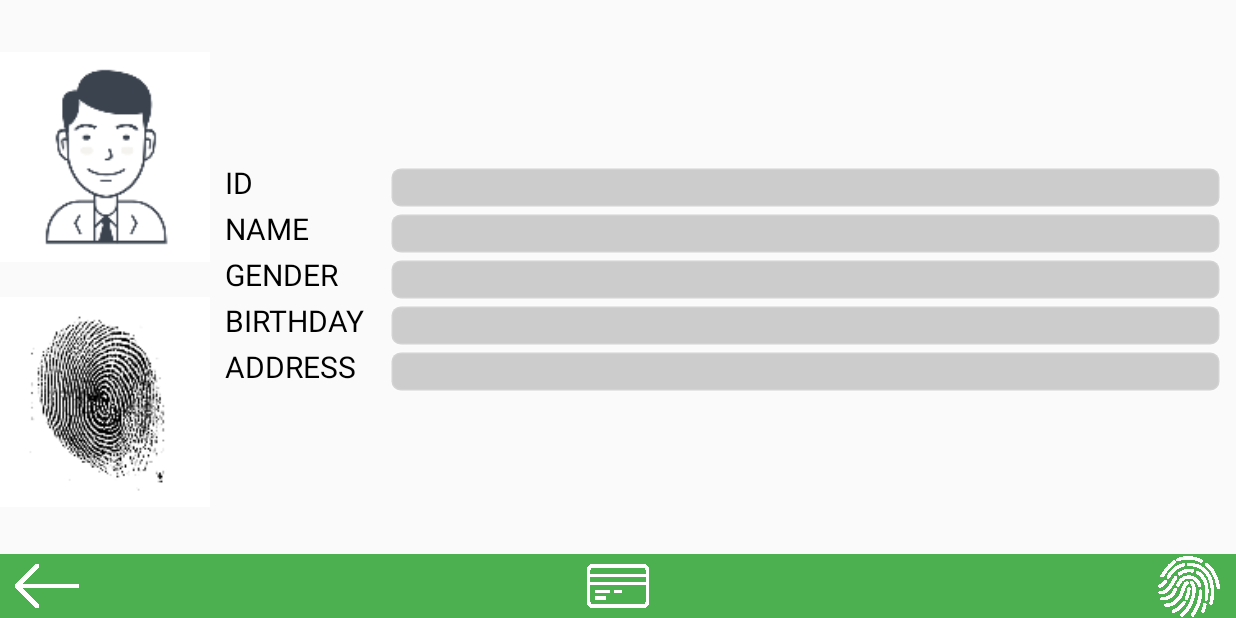
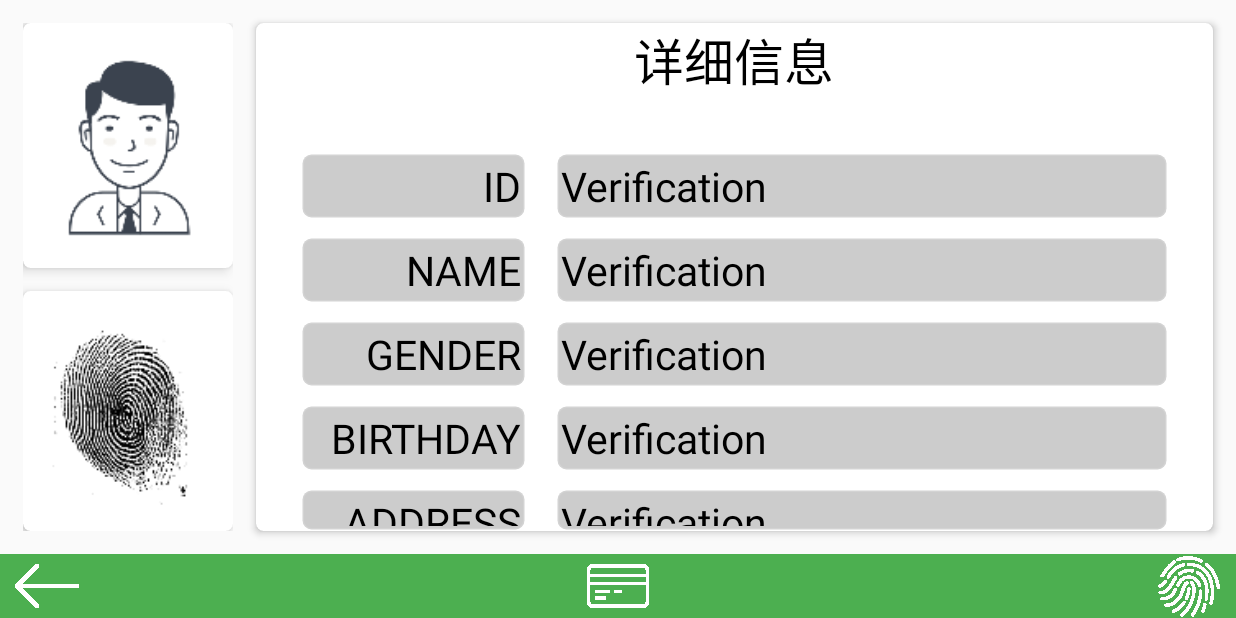
Before and after one commit to georgeemr/UsbHostModeFingerprint, an Android app: the VerifyResultActivity screen opened directly, with no data from a screen before it, on a phone screen of 824 x 412 dp (held sideways). Run offline under Robolectric (Android 15) with nearby library versions, the phone set to English and light mode, and no system bars; 2 statements that could not run were skipped.

Commit message:
更新验证界面

```diff
--- a/recognition/build.gradle
+++ b/recognition/build.gradle
@@ -26,6 +26,7 @@ dependencies {
     testCompile 'junit:junit:4.12'
     compile 'com.android.support:appcompat-v7:23.4.0'
     compile 'com.android.support:design:23.4.0'
+    compile 'com.android.support:cardview-v7:23.4.0'
     compile files('src/main/lib/ormlite-android-4.48.jar')
     compile files('src/main/lib/ormlite-core-4.48.jar')
 //    compile project(':androidHelper')
--- a/recognition/src/main/res/layout/information_item.xml
+++ b/recognition/src/main/res/layout/information_item.xml
@@ -6,27 +6,29 @@
 
     <TextView
         android:id="@+id/verify_title_tv"
-        android:layout_width="wrap_content"
+        android:layout_width="150dp"
         android:layout_height="wrap_content"
         android:layout_marginLeft="@dimen/dp_size_5"
         android:layout_marginStart="@dimen/dp_size_5"
+        android:background="@drawable/rectangle_gray"
+        android:gravity="end"
         android:minWidth="100dp"
+        android:padding="3dp"
+        android:text="@string/app_name"
         android:textColor="@android:color/black"
-        android:textSize="@dimen/font_size_20"
-        android:text="@string/app_name"/>
+        android:textSize="@dimen/item_title_font_size"/>
 
     <TextView
         android:id="@+id/verify_content_tv"
         android:layout_width="match_parent"
         android:layout_height="wrap_content"
         android:layout_marginEnd="@dimen/dp_size_5"
-        android:layout_marginLeft="@dimen/dp_size_5"
+        android:layout_marginLeft="@dimen/item_content_margin_left"
         android:layout_marginRight="@dimen/dp_size_5"
-        android:layout_marginStart="@dimen/dp_size_5"
-        android:layout_marginTop="@dimen/dp_size_3"
+        android:layout_marginStart="@dimen/item_content_margin_left"
         android:background="@drawable/rectangle_gray"
-        android:paddingLeft="@dimen/dp_size_5"
-        android:paddingRight="@dimen/dp_size_5"
+        android:padding="3dp"
+        android:text="@string/app_name"
         android:textColor="@android:color/black"
-        android:textSize="@dimen/font_size_20"/>
+        android:textSize="@dimen/item_content_font_size"/>
 </LinearLayout>
--- a/recognition/src/main/res/layout/verify_result_ayout.xml
+++ b/recognition/src/main/res/layout/verify_result_ayout.xml
@@ -1,5 +1,6 @@
 <?xml version="1.0" encoding="utf-8"?>
 <LinearLayout xmlns:android="http://schemas.android.com/apk/res/android"
+              xmlns:app="http://schemas.android.com/apk/res-auto"
               android:layout_width="match_parent"
               android:layout_height="match_parent"
               android:gravity="center_horizontal"
@@ -14,8 +15,18 @@
         <LinearLayout
             android:layout_width="wrap_content"
             android:layout_height="match_parent"
+            android:layout_marginBottom="15dp"
+            android:layout_marginLeft="15dp"
+            android:layout_marginStart="15dp"
+            android:layout_marginTop="15dp"
             android:gravity="center"
             android:orientation="vertical">
+
+            <android.support.v7.widget.CardView
+                android:layout_width="wrap_content"
+                android:layout_height="wrap_content"
+                app:cardCornerRadius="5dp"
+                app:cardElevation="5dp">
 
                 <ImageView
                     android:id="@+id/verify_photo_img"
@@ -24,6 +35,15 @@
                     android:layout_marginTop="@dimen/dp_size_3"
                     android:contentDescription="@string/app_name"
                     android:src="@drawable/person_photo"/>
+            </android.support.v7.widget.CardView>
+
+
+            <android.support.v7.widget.CardView
+                android:layout_width="wrap_content"
+                android:layout_height="wrap_content"
+                android:layout_marginTop="15dp"
+                app:cardCornerRadius="5dp"
+                app:cardElevation="5dp">
 
                 <ImageView
                     android:id="@+id/verify_finger_img"
@@ -32,34 +52,68 @@
                     android:layout_marginTop="@dimen/dp_size_3"
                     android:contentDescription="@string/app_name"
                     android:src="@drawable/fingerprint"/>
+            </android.support.v7.widget.CardView>
+
         </LinearLayout>
+
+        <android.support.v7.widget.CardView
+            android:layout_width="match_parent"
+            android:layout_height="match_parent"
+            android:layout_margin="15dp"
+            app:cardCornerRadius="5dp"
+            app:cardElevation="3dp">
 
             <LinearLayout
                 android:layout_width="match_parent"
                 android:layout_height="match_parent"
                 android:gravity="center"
-            android:orientation="vertical">
+                android:orientation="vertical"
+                android:paddingLeft="20dp"
+                android:paddingRight="20dp">
+
+                <TextView
+                    android:layout_width="wrap_content"
+                    android:layout_height="wrap_content"
+                    android:text="@string/verify_detail"
+                    android:textColor="@android:color/black"
+                    android:textSize="33sp"/>
 
                 <include
                     android:id="@+id/verify_ID"
-                layout="@layout/information_item"/>
+                    layout="@layout/information_item"
+                    android:layout_width="match_parent"
+                    android:layout_height="wrap_content"
+                    android:layout_marginTop="37dp"/>
 
                 <include
                     android:id="@+id/verify_name"
-                layout="@layout/information_item"/>
+                    layout="@layout/information_item"
+                    android:layout_width="match_parent"
+                    android:layout_height="wrap_content"
+                    android:layout_marginTop="@dimen/verify_item_gap"/>
 
                 <include
                     android:id="@+id/verify_gender"
-                layout="@layout/information_item"/>
+                    layout="@layout/information_item"
+                    android:layout_width="match_parent"
+                    android:layout_height="wrap_content"
+                    android:layout_marginTop="@dimen/verify_item_gap"/>
 
                 <include
                     android:id="@+id/verify_birthday"
-                layout="@layout/information_item"/>
+                    layout="@layout/information_item"
+                    android:layout_width="match_parent"
+                    android:layout_height="wrap_content"
+                    android:layout_marginTop="@dimen/verify_item_gap"/>
 
                 <include
                     android:id="@+id/verify_address"
-                layout="@layout/information_item"/>
+                    layout="@layout/information_item"
+                    android:layout_width="match_parent"
+                    android:layout_height="wrap_content"
+                    android:layout_marginTop="@dimen/verify_item_gap"/>
             </LinearLayout>
+        </android.support.v7.widget.CardView>
     </LinearLayout>
 
     <include
--- a/recognition/src/main/res/values/dimens.xml
+++ b/recognition/src/main/res/values/dimens.xml
@@ -57,4 +57,10 @@
     <dimen name="fill_information_row_margin_left">25dp</dimen>
     <dimen name="fill_information_row_margin_right">13dp</dimen>
     <dimen name="fill_information_column_gap">10dp</dimen>
+
+    <!--验证结果界面-->
+    <dimen name="item_title_font_size">27sp</dimen>
+    <dimen name="item_content_font_size">27sp</dimen>
+    <dimen name="item_content_margin_left">20dp</dimen>
+    <dimen name="verify_item_gap">12dp</dimen>
 </resources>
--- a/recognition/src/main/res/values/strings.xml
+++ b/recognition/src/main/res/values/strings.xml
@@ -59,4 +59,5 @@
     <string name="crop_saving">Saving picture…</string>
     <string name="crop_wait">Please wait…</string>
 
+    <string name="verify_detail">详细信息</string>
 </resources>
```
Lines whose indentation alone changed are shown as unchanged.
